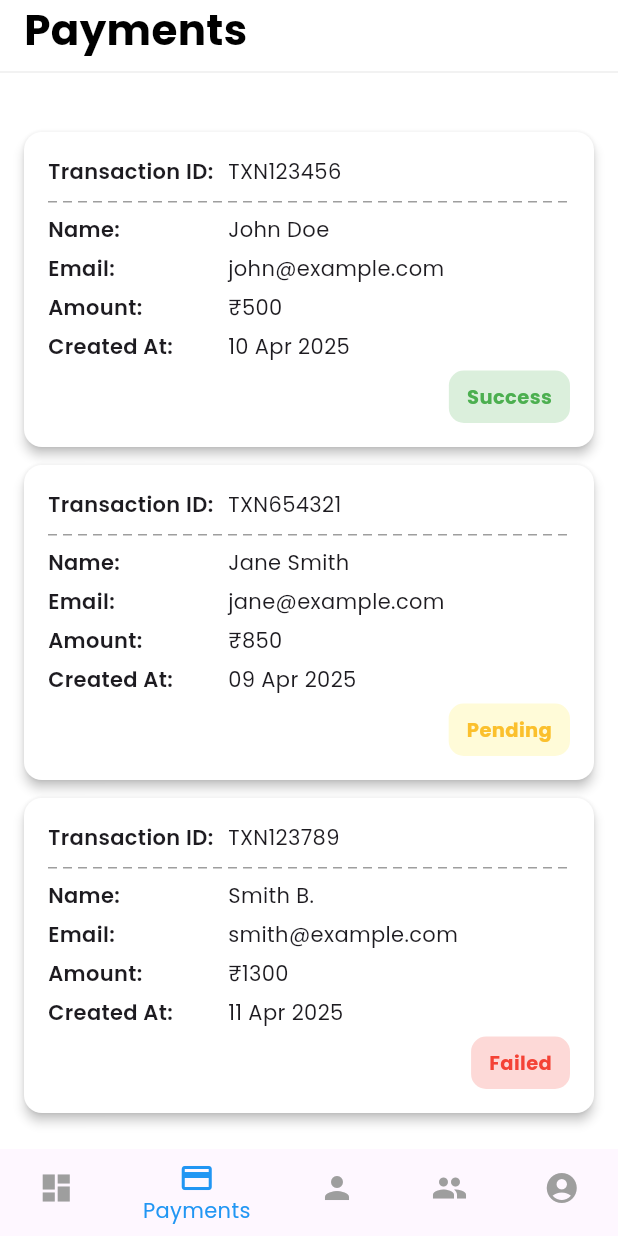
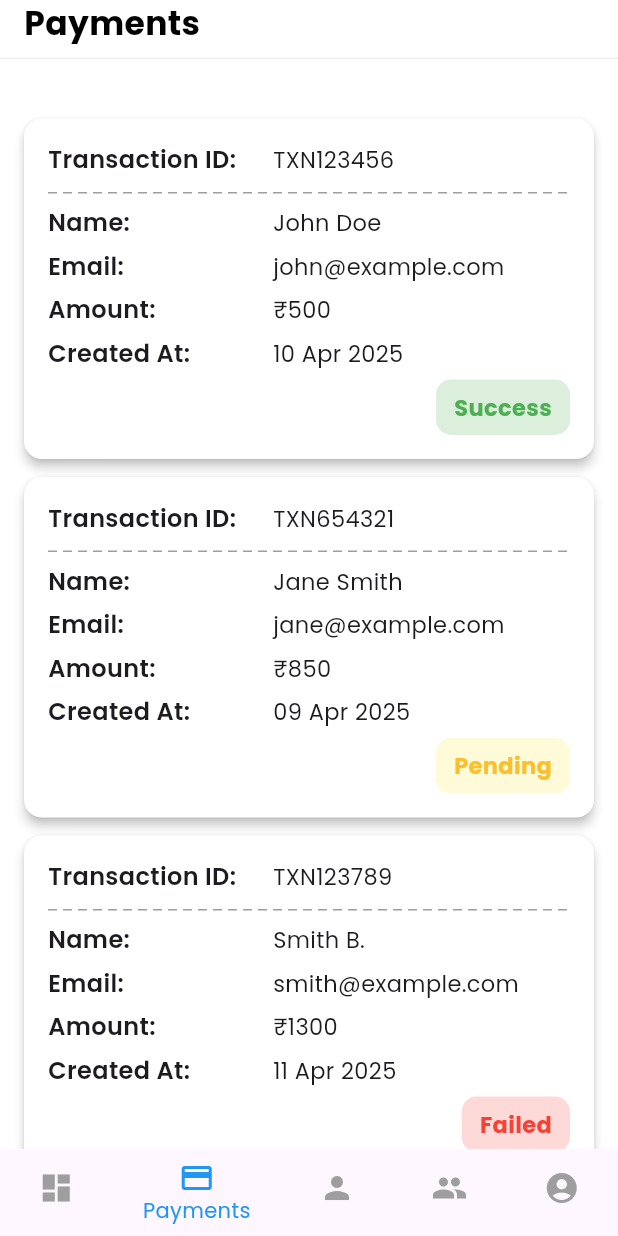
Before and after one commit to kratika0724/kratikaQT, a Flutter app: the screen it shows after launch, swiped to page 2, on a phone screen of 412 x 824 dp. Run offline on Flutter 3.47's test engine with Material 3 defaults, Android fonts, the light colour scheme and no system bars; drawn by our look-alikes of dotted_line; our stand-ins replace google_fonts, logger, shared_preferences.

Commit message:
fonts change

```diff
--- a/lib/screens/agents_screen.dart
+++ b/lib/screens/agents_screen.dart
@@ -16,7 +16,7 @@
       body: SafeArea(
         child: Column(
           children: [
-            SizedBox(height: 10,),
+
             // Header
             Container(
               color: Colors.white,
@@ -27,7 +27,7 @@
                   Text(
                     ' Agents List',
                     style: TextStyle(
-                        fontSize: 28,
+                        fontSize: 22,
                         fontWeight: FontWeight.bold,
                         color: Colors.black),
                   ),
--- a/lib/screens/customer_screen.dart
+++ b/lib/screens/customer_screen.dart
@@ -42,7 +42,7 @@
       body: SafeArea(
         child: Column(
           children: [
-            SizedBox(height: 10,),
+
             // Header
             Container(
               color: Colors.white,
@@ -53,7 +53,7 @@
                   Text(
                     'Customer List',
                     style: TextStyle(
-                        fontSize: 28,
+                        fontSize: 22,
                         fontWeight: FontWeight.bold,
                         color: Colors.black),
                   ),
--- a/lib/screens/dashboard_screen.dart
+++ b/lib/screens/dashboard_screen.dart
@@ -18,7 +18,7 @@
                   Text(
                     'Dashboard',
                     style: TextStyle(
-                        fontSize: 28,
+                        fontSize: 22,
                         fontWeight: FontWeight.bold,
                         color: Colors.black),
                   ),
--- a/lib/screens/payments_screen.dart
+++ b/lib/screens/payments_screen.dart
@@ -48,7 +48,7 @@
                   Text(
                     'Payments',
                     style: TextStyle(
-                        fontSize: 28,
+                        fontSize: 22,
                         fontWeight: FontWeight.bold,
                         color: Colors.black),
                   ),
@@ -103,7 +103,7 @@
                                   child: Text(
                                       "${payment['status']}",
                                     style: TextStyle(
-                                      fontSize: 13,fontWeight: FontWeight.bold,color: payment['status'] == "Pending" ? Colors.yellow.shade700 : payment['status'] == "Success" ? Colors.green: Colors.red,
+                                      fontSize: 15,fontWeight: FontWeight.bold,color: payment['status'] == "Pending" ? Colors.yellow.shade700 : payment['status'] == "Success" ? Colors.green: Colors.red,
 
                                     ),
                                   ),
@@ -130,8 +130,8 @@
       padding: const EdgeInsets.only(bottom: 6),
       child: Row(
         children: [
-          SizedBox(width: 120, child: Text('$label:', style: const TextStyle(fontWeight: FontWeight.w600))),
-          Expanded(child: Text(value)),
+          SizedBox(width: 150, child: Text('$label:', style: const TextStyle(fontSize:16,fontWeight: FontWeight.w600))),
+          Expanded(child: Text(value,style: const TextStyle(fontSize:15))),
         ],
       ),
     );
--- a/lib/screens/profile_screen.dart
+++ b/lib/screens/profile_screen.dart
@@ -100,11 +100,11 @@
                         children: [
                           Text("User Name",
                               style: TextStyle(
-                                  fontSize: 22, color: Colors.black)),
+                                  fontSize: 15, color: Colors.black,fontWeight: FontWeight.w600)),
                           SizedBox(height: 5,),
                           Text("9165329901",
                               style:
-                              TextStyle(fontSize: 18, color: Colors.black)),
+                              TextStyle(fontSize: 14, color: Colors.black)),
                         ],
                       )
                     ],
@@ -206,7 +206,7 @@
                             label: Padding(
                               padding: const EdgeInsets.symmetric(vertical: 8.0),
                               child: Text("Logout",
-                                  style: TextStyle(fontSize:15,fontWeight: FontWeight.bold,color: Colors.white)),
+                                  style: TextStyle(fontSize:14,fontWeight: FontWeight.bold,color: Colors.white)),
                             ),
                             style: ElevatedButton.styleFrom(
                               backgroundColor: Theme.of(context).colorScheme.primary,
--- a/lib/utils/ui_utils.dart
+++ b/lib/utils/ui_utils.dart
@@ -7,7 +7,7 @@
     return ListTile(
       contentPadding: EdgeInsets.zero,
       title: Text(title,
-          style: TextStyle(fontSize: 20, color: Colors.black)),
+          style: TextStyle(fontSize: 14, color: Colors.black)),
       leading: Icon(icon, color: Colors.black,),
       onTap: () {
        // Handle navigation here
```
Also changed, not shown: pubspec.lock.
